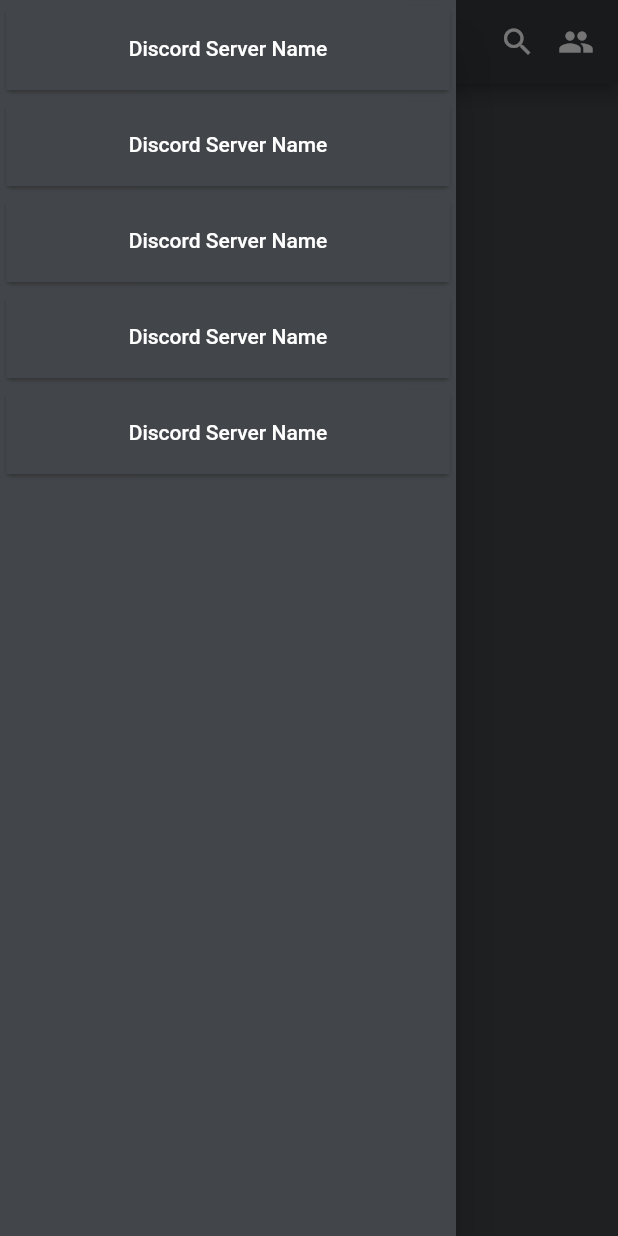
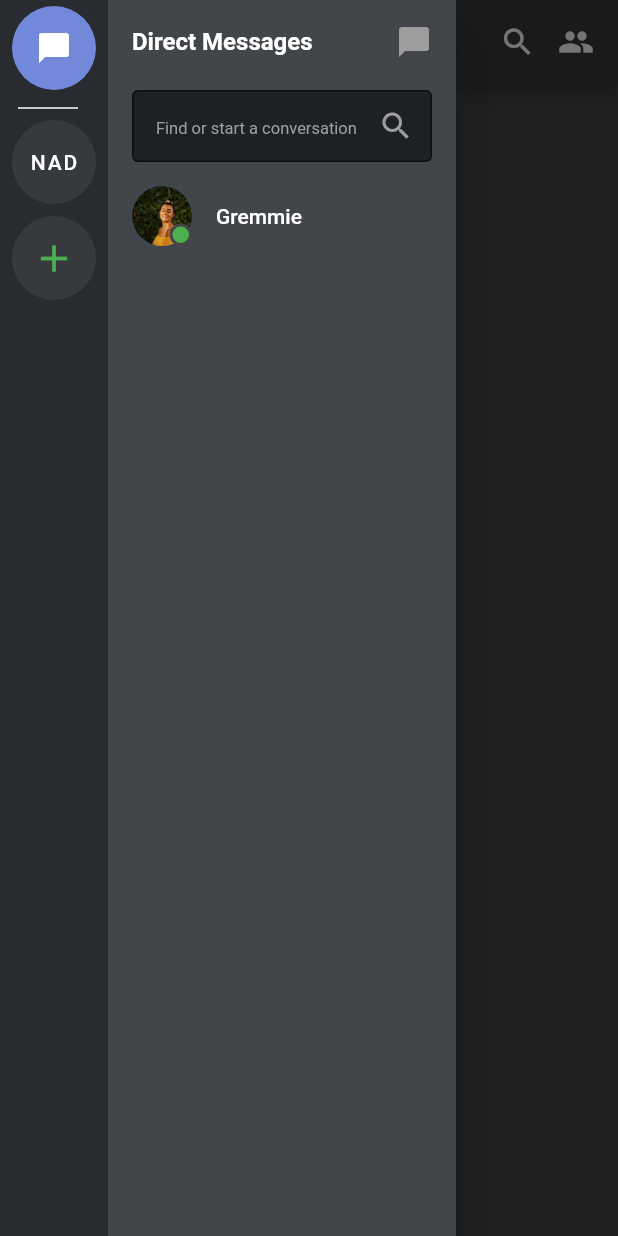
Before and after one commit to skeptickal/AppImitation, a Flutter app: the screen it shows after launch, with the side drawer open, on a phone screen of 412 x 824 dp. Run offline on Flutter 3.47's test engine with Material 2 defaults, Android fonts, the phone set to English and light mode, and no system bars.

Commit message:
added more to navbar

```diff
--- a/discord_clone/lib/main.dart
+++ b/discord_clone/lib/main.dart
@@ -16,11 +16,11 @@ void main() {
 
     routes: {
 
-      '/': (context) => HomePageScreen(),
-      '/friends': (context) => FriendsScreen(),
-      '/search': (context) => SearchScreen(),
-      '/notifications': (context) => NotificationScreen(),
-      '/profile': (context) => ProfileScreen(),
+      '/': (context) => const HomePageScreen(),
+      '/friends': (context) => const FriendsScreen(),
+      '/search': (context) => const SearchScreen(),
+      '/notifications': (context) => const NotificationScreen(),
+      '/profile': (context) => const ProfileScreen(),
 
 }
   ));
--- a/discord_clone/lib/pages/home.dart
+++ b/discord_clone/lib/pages/home.dart
@@ -1,5 +1,4 @@
 import 'package:flutter/material.dart';
-import 'package:google_fonts/google_fonts.dart';
 import 'package:discord_clone/pages/navbar.dart';
 
 class HomePageScreen extends StatelessWidget {
@@ -9,7 +8,7 @@ class HomePageScreen extends StatelessWidget {
   Widget build(BuildContext context) {
     return Scaffold(
       appBar: AppBar(
-        backgroundColor: Color(0xFF36393e),
+        backgroundColor: const Color(0xFF36393e),
         title:
             const Row(mainAxisAlignment: MainAxisAlignment.spaceBetween, children: [
           Row(children: [
@@ -29,9 +28,9 @@ class HomePageScreen extends StatelessWidget {
           ),
         ]),
       ),
-      drawer: NavBar(),
+      drawer: const NavBar(),
       body: Container(
-        decoration: BoxDecoration(color: Color(0xFF424549)),
+        decoration: const BoxDecoration(color: Color(0xFF424549)),
         child: Column(
           mainAxisAlignment: MainAxisAlignment.center,
           children: [
--- a/discord_clone/lib/pages/navbar.dart
+++ b/discord_clone/lib/pages/navbar.dart
@@ -11,21 +11,126 @@ class _NavBarState extends State<NavBar> {
   @override
   Widget build(BuildContext context) {
     return Drawer(
-      backgroundColor: Color(0xFF424549),
-      child: ListView.builder(
-        itemCount: 5,
-        itemBuilder: (context, index) {
-          return Card(
-              child: Container(
-                  color: Color(0xff424549),
-                  child: ListTile(
-                      onTap: () {},
-                      title: const Center(
-                          child: Text(
-                        'Discord Server Name',
-                        style: TextStyle(color: Colors.white),
-                      )))));
-        },
+      backgroundColor: const Color(0xFF424549),
+      child: SafeArea(
+        child: Row(
+          crossAxisAlignment: CrossAxisAlignment.start,
+          children: [
+            Container(
+              decoration: const BoxDecoration(color: Color(0xff282b30)),
+              child: Padding(
+                padding: const EdgeInsets.fromLTRB(8, 0, 8, 0),
+                child: Expanded(
+                  child: Column(
+                    //mainAxisAlignment: MainAxisAlignment.spaceEvenly,
+                    crossAxisAlignment: CrossAxisAlignment.start,
+                    children: [
+                      const SizedBox(height: 4),
+                      FloatingActionButton(
+                        elevation: 0,
+                        onPressed: () {},
+                        backgroundColor: const Color(0xff7289da),
+                        child: const Icon(Icons.chat_bubble),
+                      ),
+                      const SizedBox(height: 4),
+                      Padding(
+                        padding: const EdgeInsets.fromLTRB(4, 8, 8, 4),
+                        child: Container(
+                          decoration: BoxDecoration(
+                              border:
+                                  Border.all(width: 0, color: Colors.white)),
+                          height: 0,
+                          width: 40,
+                        ),
+                      ),
+                      const SizedBox(
+                        height: 4,
+                      ),
+                      FloatingActionButton(
+                        elevation: 0,
+                        onPressed: () {},
+                        backgroundColor: const Color(0xFF36393e),
+                        child: const Text('NAD'),
+                      ),
+                      const SizedBox(height: 8),
+                      FloatingActionButton(
+                        elevation: 0,
+                        onPressed: () {},
+                        backgroundColor: const Color(0xFF36393e),
+                        child: const Icon(
+                          Icons.add,
+                          size: 30,
+                          color: Colors.green,
+                        ),
+                      ),
+                    ],
+                  ),
+                ),
+              ),
+            ),
+            Expanded(
+              child: Column(
+                crossAxisAlignment: CrossAxisAlignment.start,
+                children: [
+                  Padding(
+                    padding: EdgeInsets.all(16.0),
+                    child: Row(
+                      mainAxisAlignment: MainAxisAlignment.spaceBetween,
+                      children: [
+                        Text(
+                          'Direct Messages',
+                          style: TextStyle(
+                              color: Colors.white,
+                              fontWeight: FontWeight.bold,
+                              fontSize: 16),
+                        ),
+                        Icon(Icons.chat_bubble, color: Colors.grey)
+                      ],
+                    ),
+                  ),
+                  Padding(
+                    padding: EdgeInsets.fromLTRB(16, 4, 16, 8),
+                    child: TextField(
+                      decoration: InputDecoration(
+                          filled: true,
+                          fillColor: Color(0xFF1e2124),
+                          hintStyle:
+                              TextStyle(fontSize: 11, color: Colors.grey),
+                          border: OutlineInputBorder(),
+                          hintText: 'Find or start a conversation',
+                          suffixIcon: Icon(Icons.search, color: Colors.grey),
+                          contentPadding: EdgeInsets.symmetric(
+                              vertical: 2, horizontal: 16)),
+                    ),
+                  ),
+                  ListTile(
+                    leading: Stack(children: [
+                      CircleAvatar(
+                          foregroundImage: AssetImage('assets/Gremmie.jpg')),
+                      Positioned(
+                        bottom: 0,
+                        right: 0,
+                        child: Container(
+                          width: 15,
+                          height: 15,
+                          decoration: BoxDecoration(
+                            shape: BoxShape.circle,
+                            color: Colors.green,
+                            border: Border.all(
+                                color: const Color.fromARGB(255, 70, 70, 70),
+                                width: 2),
+                          ),
+                        ),
+                      ),
+                    ]),
+                    title:
+                        Text('Gremmie', style: TextStyle(color: Colors.white)),
+                  )
+                ],
+              ),
+            ),
+          ],
+        ),
       ),
     );
   }
```
Also changed, not shown: discord_clone/assets/Gremmie.jpg (added).
